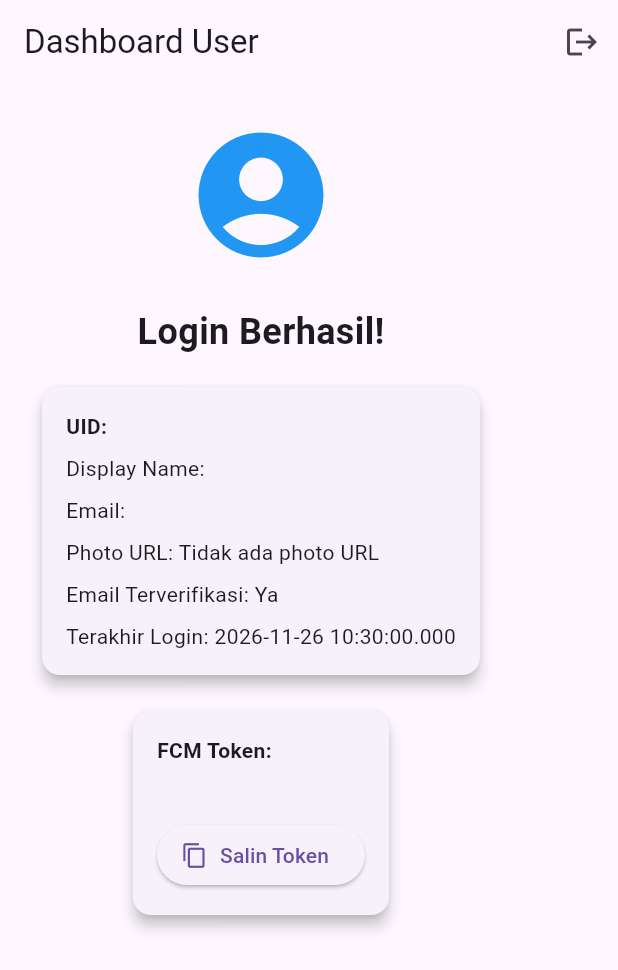
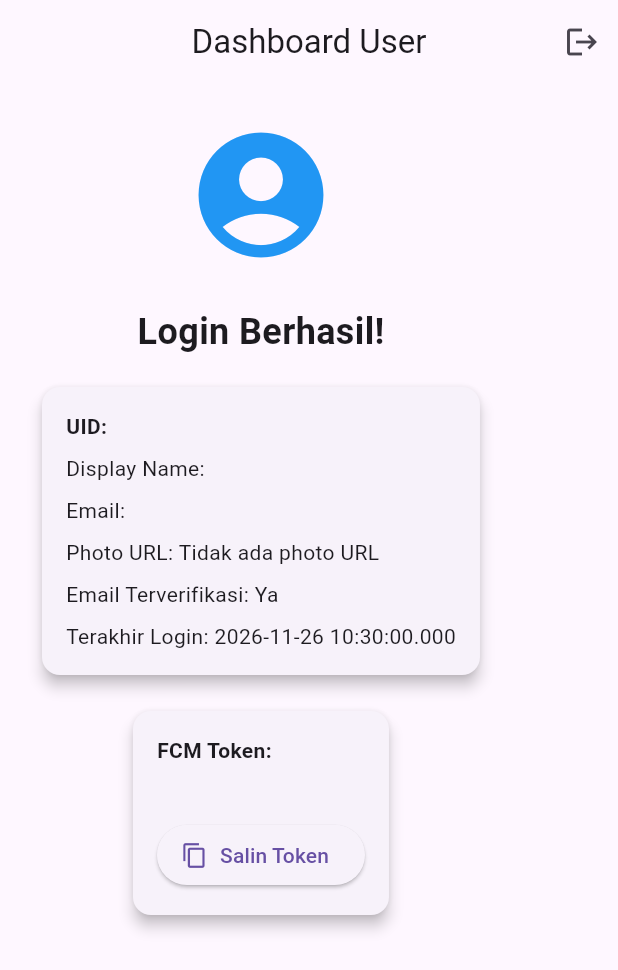
Before and after one commit to dygnora/Latihan-009-aplikasi-mobile, a Flutter app: the screen it shows once a user with an empty profile is signed in, on a phone screen of 412 x 824 dp. Shown: the top 970 px of the screen. Run offline on Flutter 3.47's test engine with Material 3 defaults, Android fonts, the phone set to English and light mode, and no system bars; our stand-ins replace firebase_auth, firebase_core, firebase_messaging, flutter_local_notifications; accounts and stored records are empty.

Commit message:
style: center AppBar title and round Card corners in UserInfoScreen

```diff
--- a/lib/screens/user_info_screen.dart
+++ b/lib/screens/user_info_screen.dart
@@ -16,6 +16,7 @@ class UserInfoScreen extends StatelessWidget {
     return Scaffold(
       appBar: AppBar(
         title: const Text('Dashboard User'),
+        centerTitle: true,
         actions: [
           IconButton(
             icon: const Icon(Icons.logout),
@@ -45,6 +46,9 @@ class UserInfoScreen extends StatelessWidget {
               const SizedBox(height: 16),
               Card(
                 elevation: 4,
+                shape: RoundedRectangleBorder(
+                  borderRadius: BorderRadius.circular(12),
+                ),
                 child: Padding(
                   padding: const EdgeInsets.all(16.0),
                   child: Column(
```
